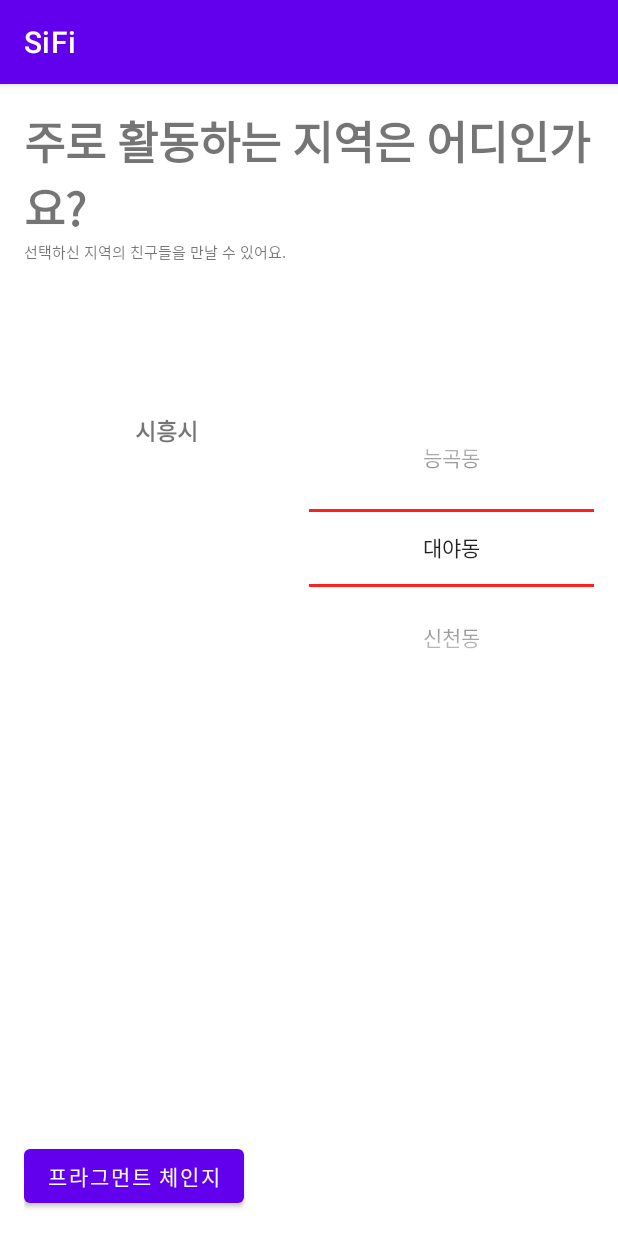
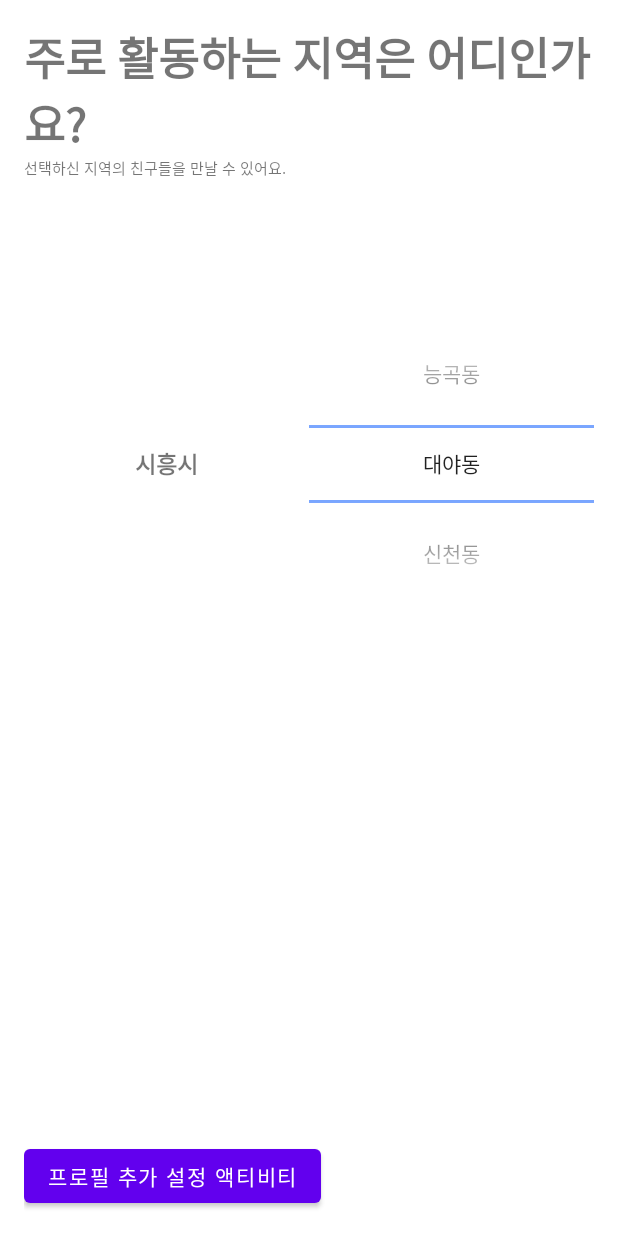
Before and after one commit to Half-Study/SiFi, an Android app: the fragment RegionFragment placed in its activity, on a phone screen of 412 x 824 dp. Run offline under Robolectric (Android 15) with nearby library versions, the phone set to English and light mode, and no system bars.

```diff
--- a/app/src/main/AndroidManifest.xml
+++ b/app/src/main/AndroidManifest.xml
@@ -12,6 +12,9 @@
         android:theme="@style/Theme.SiFi"
         tools:targetApi="31">
         <activity
+            android:name=".profileaddsetting.ProfileSettingActivity"
+            android:exported="false" />
+        <activity
             android:name=".MainActivity"
             android:exported="true">
             <intent-filter>
--- a/app/src/main/java/com/example/sifi/MainActivity.kt
+++ b/app/src/main/java/com/example/sifi/MainActivity.kt
@@ -1,9 +1,11 @@
 package com.example.sifi
 
+import android.content.Intent
 import androidx.appcompat.app.AppCompatActivity
 import android.os.Bundle
-import androidx.viewpager2.widget.ViewPager2
 import com.example.sifi.databinding.ActivityMainBinding
+import com.example.sifi.profileaddsetting.RegionFragment
+import com.example.sifi.profileaddsetting.ProfileSettingActivity
 
 class MainActivity : AppCompatActivity() {
     override fun onCreate(savedInstanceState: Bundle?) {
@@ -13,20 +15,23 @@ class MainActivity : AppCompatActivity() {
         val btn = binding.btn
 
         btn.setOnClickListener {
-            changeFragment()
+            // 회원가입 액티비티 종료
+            changeProfileSettingActivity()
         }
 
 
 
 
     }
-
+    private fun changeProfileSettingActivity() {
+        startActivity(Intent(this, ProfileSettingActivity::class.java))
+    }
     private fun changeFragment() {
 //        val transaction = supportFragmentManager.beginTransaction()
 //            .add(R.id.frameLayout, NicknameFragment())
 //        transaction.commit()
         val transaction = supportFragmentManager.beginTransaction()
-            .add(R.id.frameLayout, ActivityRegionFragment())
+            .add(R.id.frameLayout, RegionFragment())
         transaction.commit()
     }
 }
--- a/app/src/main/java/com/example/sifi/ActivityRegionFragment.kt
+++ b/app/src/main/java/com/example/sifi/profileaddsetting/RegionFragment.kt
@@ -1,19 +1,18 @@
-package com.example.sifi
+package com.example.sifi.profileaddsetting
 
-import android.content.AbstractThreadedSyncAdapter
 import android.os.Bundle
-import androidx.fragment.app.Fragment
+import android.util.Log
 import android.view.LayoutInflater
 import android.view.View
 import android.view.ViewGroup
 import android.widget.Toast
-import androidx.recyclerview.widget.RecyclerView
-import androidx.viewpager2.widget.ViewPager2
-import com.example.sifi.databinding.FragmentActivityRegionBinding
+import androidx.fragment.app.Fragment
+import com.example.sifi.R
+import com.example.sifi.databinding.FragmentRegionBinding
 
-class ActivityRegionFragment : Fragment() {
+class RegionFragment : Fragment() /*, ProfileSettingActivity.onBackPressedListener */{
     //    lateinit var adapter: RecyclerView.Adapter<ViewPagerAdapter.PagerViewHolder>
-    lateinit var binding: FragmentActivityRegionBinding
+    lateinit var binding: FragmentRegionBinding
 
     override fun onCreate(savedInstanceState: Bundle?) {
         super.onCreate(savedInstanceState)
@@ -26,7 +25,7 @@ class ActivityRegionFragment : Fragment() {
         inflater: LayoutInflater, container: ViewGroup?,
         savedInstanceState: Bundle?
     ): View {
-        binding = FragmentActivityRegionBinding.inflate(inflater, container, false)
+        binding = FragmentRegionBinding.inflate(inflater, container, false)
         setupNumberPickerForStringValues()
         return binding.root
     }
@@ -39,10 +38,10 @@ class ActivityRegionFragment : Fragment() {
             it.maxValue = list.size - 1
             it.displayedValues = list
             it.wrapSelectorWheel = true
-            it.setOnValueChangedListener { picker, oldVal, newVal ->
-                val text = "Changed from " + list[oldVal] + " to " + list[newVal]
-                Toast.makeText(context, text, Toast.LENGTH_SHORT).show()
-            }
+//            it.setOnValueChangedListener { picker, oldVal, newVal ->
+//                val text = "Changed from " + list[oldVal] + " to " + list[newVal]
+//                Toast.makeText(context, text, Toast.LENGTH_SHORT).show()
+//            }
         }
     }
 
@@ -67,4 +66,9 @@ class ActivityRegionFragment : Fragment() {
         getString(R.string.activityRegion_fragment_region18),
         getString(R.string.activityRegion_fragment_region19)
     )
+
+//    override fun onBackPressed() {
+//        Log.d("daeYoung", "지역 프라그먼트 뒤로가기 실행")
+//        requireActivity().supportFragmentManager.beginTransaction().remove(this).commit()
+//    }
 }
--- a/app/src/main/res/layout/activity_main.xml
+++ b/app/src/main/res/layout/activity_main.xml
@@ -18,7 +18,7 @@
         android:id="@+id/btn"
         android:layout_width="wrap_content"
         android:layout_height="wrap_content"
-        android:text="프라그먼트 체인지"/>
+        android:text="프로필 추가 설정 액티비티"/>
 
 
 
--- a/app/src/main/res/layout/fragment_nickname.xml
+++ b/app/src/main/res/layout/fragment_nickname.xml
@@ -4,7 +4,8 @@
     android:layout_width="match_parent"
     android:layout_height="match_parent"
     android:orientation="vertical"
-    tools:context=".NicknameFragment">
+    tools:context=".profileaddsetting.NicknameFragment"
+    android:id="@+id/nickname_fragment">
 
 
     <TextView
--- a/app/src/main/res/layout/fragment_activity_region.xml
+++ b/app/src/main/res/layout/fragment_region.xml
@@ -4,7 +4,8 @@
     android:layout_width="match_parent"
     android:layout_height="match_parent"
     android:orientation="vertical"
-    tools:context=".NicknameFragment">
+    tools:context=".profileaddsetting.NicknameFragment"
+    android:id="@+id/region_fragment">
 
     <TextView
         android:layout_width="match_parent"
@@ -30,7 +31,8 @@
             android:textSize="15sp"
             android:textStyle="bold"
             android:layout_weight="1"
-            android:gravity="center"/>
+            android:gravity="center"
+            android:layout_gravity="center"/>
         <NumberPicker
             android:id="@+id/numberPicker"
             android:layout_width="0dp"
--- a/app/src/main/res/values/colors.xml
+++ b/app/src/main/res/values/colors.xml
@@ -7,4 +7,7 @@
     <color name="teal_700">#FF018786</color>
     <color name="black">#FF000000</color>
     <color name="white">#FFFFFFFF</color>
+    <color name="main_blue">#FF6799FF</color>
+
+
 </resources>
--- a/app/src/main/res/values/strings.xml
+++ b/app/src/main/res/values/strings.xml
@@ -1,10 +1,11 @@
 <resources>
     <string name="app_name">SiFi</string>
     <!-- TODO: Remove or change this placeholder text -->
-    <string name="hello_blank_fragment">Hello blank fragment</string>
+    <!-- 닉네임 프라그먼트 -->
     <string name="nickname_fragment_title">닉네임을 만들어볼까요?</string>
     <string name="nickname_fragment_edittext">닉네임을 입력해주세요.</string>
     <string name="nickname_fragment_content">최대 8자</string>
+    <!-- 지역 설정 프라그먼트 -->
     <string name="activityRegion_fragment_title">주로 활동하는 지역은 어디인가요?</string>
     <string name="activityRegion_fragment_description">선택하신 지역의 친구들을 만날 수 있어요.</string>
     <string name="activityRegion_fragment_city">시흥시</string>
@@ -28,4 +29,7 @@
     <string name="activityRegion_fragment_region18">장곡동</string>
     <string name="activityRegion_fragment_region19">능곡동</string>
 
+    <!-- 프로필 추가 설정 액티비티 -->
+    <string name="activity_profile_setting_next_button">다음</string>
+
 </resources>
--- a/app/src/main/res/values/themes.xml
+++ b/app/src/main/res/values/themes.xml
@@ -1,6 +1,6 @@
 <resources xmlns:tools="http://schemas.android.com/tools">
     <!-- Base application theme. -->
-    <style name="Theme.SiFi" parent="Theme.MaterialComponents.DayNight.DarkActionBar">
+    <style name="Theme.SiFi" parent="Theme.MaterialComponents.DayNight.NoActionBar">
         <!-- Primary brand color. -->
         <item name="colorPrimary">@color/purple_500</item>
         <item name="colorPrimaryVariant">@color/purple_700</item>
@@ -15,6 +15,6 @@
     </style>
 
     <style name="NumberPickerTheme" parent="Theme.SiFi">
-        <item name="colorControlNormal">#ff0000</item>
+        <item name="colorControlNormal">#6799FF</item>
     </style>
 </resources>
```
Also changed, not shown: app/src/main/java/com/example/sifi/NicknameFragment.kt (deleted, +0 -59 lines), app/src/main/java/com/example/sifi/profileaddsetting/NicknameFragment.kt (added, +35 -0 lines), app/src/main/java/com/example/sifi/profileaddsetting/ProfileSettingActivity.kt (added, +79 -0 lines), app/src/main/res/drawable/progressbar_progressbar1.xml (added, +25 -0 lines), app/src/main/res/layout/activity_profile_setting.xml (added, +36 -0 lines).
